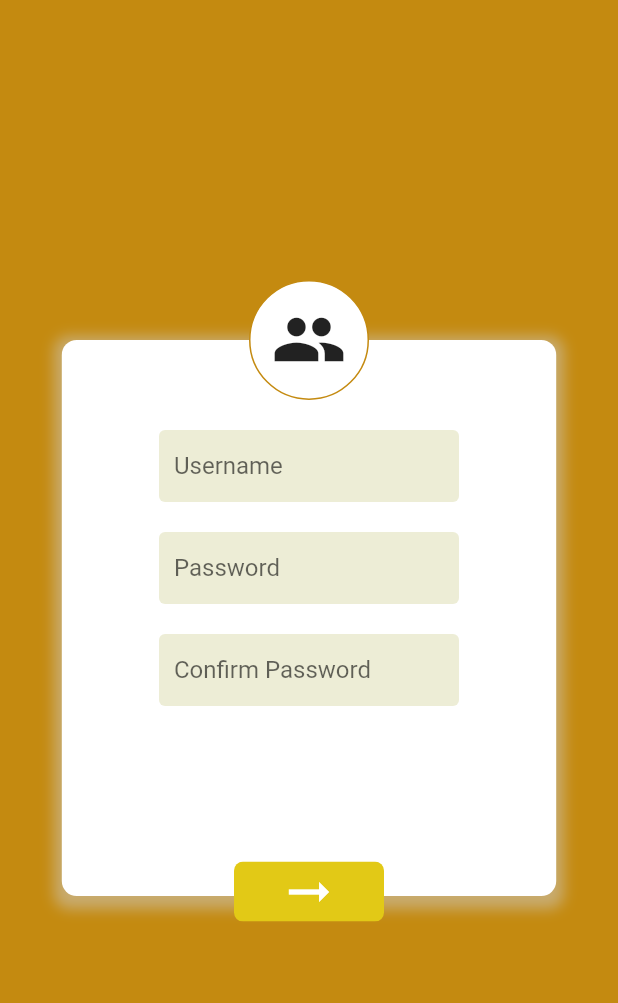
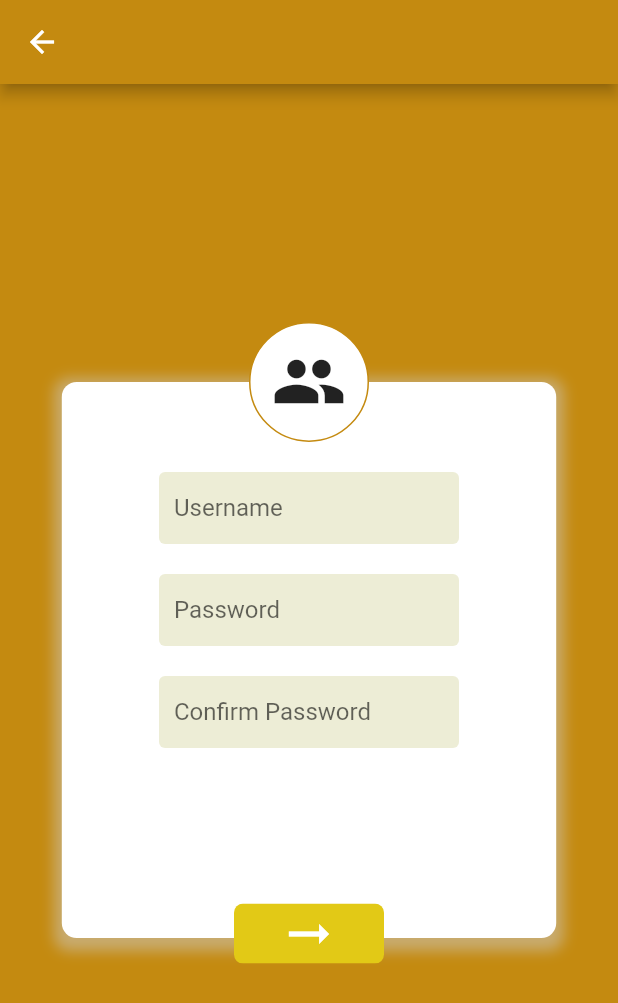
Before and after one commit to martin-monchal/trop_dart, a Flutter app: the screen it shows after launch, after a tap on "REGISTER", on a phone screen of 412 x 824 dp. Shown: the top 1003 px of the screen. Run offline on Flutter 3.47's test engine with Material 2 defaults, Android fonts, the phone set to English and light mode, and no system bars; drawn by our look-alikes of overlay_support; our stand-ins replace device_info, get_it, hive, hive_flutter, shared_preferences; accounts and stored records are empty; generated files the repository leaves out were written again.

```diff
--- a/lib/ui/app.dart
+++ b/lib/ui/app.dart
@@ -12,7 +12,6 @@ class App extends StatefulWidget {
 class AppState extends State<App> {
   static int currentTab = 0;
 
-  // list tabs here
   final List<TabItem> tabs = [
     TabItem(
       tabName: 'Home',
@@ -59,11 +58,10 @@ class AppState extends State<App> {
         return isFirstRouteInCurrentTab;
       },
       child: Scaffold(
-        body: SafeArea(
-            child: IndexedStack(
+        body: IndexedStack(
           index: currentTab,
           children: tabs.map((TabItem tab) => tab.page).toList(),
-        )),
+        ),
         bottomNavigationBar: BottomNavigation(
           onSelectTab: _selectTab,
           tabs: tabs,
--- a/lib/ui/main.dart
+++ b/lib/ui/main.dart
@@ -1,5 +1,6 @@
 import 'package:flutter/material.dart';
 import 'package:overlay_support/overlay_support.dart';
+import 'package:provider/provider.dart';
 import 'package:trop_dart/app/app_services.dart';
 import 'package:trop_dart/data/beer/beer_interface.dart';
 import 'package:trop_dart/data/beer/mobile/beer_mobile.dart';
@@ -9,6 +10,7 @@ import 'package:trop_dart/data/storage/hive/storage_hive.dart';
 import 'package:trop_dart/data/storage/storage.dart';
 import 'package:trop_dart/ui/resources/app_colors.dart';
 import 'package:trop_dart/ui/screens/routes.dart';
+import 'package:trop_dart/ui/screens/shared/model/profile_user.dart';
 
 void main() async {
   WidgetsFlutterBinding.ensureInitialized();
@@ -36,13 +38,16 @@ class _AppServices implements ApplicationServicesProvider {
 class MyApp extends StatelessWidget {
   @override
   Widget build(BuildContext context) {
-    return OverlaySupport(
-      child: MaterialApp(
-        theme: ThemeData(
-          primaryColor: AppColors.primary,
-          visualDensity: VisualDensity.adaptivePlatformDensity,
+    return Provider(
+      create: (_) => ProfileUser(),
+      child: OverlaySupport(
+        child: MaterialApp(
+          theme: ThemeData(
+            primaryColor: AppColors.primary,
+            visualDensity: VisualDensity.adaptivePlatformDensity,
+          ),
+          onGenerateRoute: AppRoutes.getRoutes,
         ),
-        onGenerateRoute: AppRoutes.getRoutes,
       ),
     );
   }
--- a/lib/ui/resources/app_colors.dart
+++ b/lib/ui/resources/app_colors.dart
@@ -9,6 +9,7 @@ class AppColors {
   static const Color _white = Color(0xFFFFFFFF);
   static const Color _grey = Color(0xFFCCCCCC);
   static const Color _lightGrey = Color(0xFFEDEDD6);
+  static const Color _darkGrey = Color(0xFF5B5C53);
   static const Color _yellow = Color(0xFFE2C916);
   static const Color _red = Color(0xFFD31717);
 
@@ -25,4 +26,8 @@ class AppColors {
   static Color get buttonColor => _yellow;
 
   static Color get errorColor => _red;
+
+  static Color get itemListBorder => _grey;
+
+  static Color get textColorGrey => _darkGrey;
 }
--- /dev/null
+++ b/lib/ui/resources/app_images.dart
@@ -0,0 +1,3 @@
+class AppImages {
+  static const String profilePicture = 'res/images/saitama.png';
+}
--- a/lib/ui/screens/auth/login/components/login_container.dart
+++ b/lib/ui/screens/auth/login/components/login_container.dart
@@ -1,11 +1,13 @@
 import 'package:flutter/cupertino.dart';
 import 'package:flutter/material.dart';
 import 'package:overlay_support/overlay_support.dart';
+import 'package:provider/provider.dart';
 import 'package:trop_dart/app/app_services.dart';
 import 'package:trop_dart/ui/resources/app_colors.dart';
 import 'package:trop_dart/ui/screens/routes.dart';
 import 'package:trop_dart/ui/screens/shared/components/login_confirm_button.dart';
 import 'package:trop_dart/ui/screens/shared/components/textfield.dart';
+import 'package:trop_dart/ui/screens/shared/model/profile_user.dart';
 
 class LoginContainer extends StatefulWidget {
   @override
@@ -25,6 +27,7 @@ class _LoginContainerState extends State<LoginContainer> {
 
   @override
   Widget build(BuildContext context) {
+    final user = Provider.of<ProfileUser>(context);
     return Container(
       height: MediaQuery.of(context).size.height * 0.45,
       width: MediaQuery.of(context).size.width * 0.80,
@@ -94,6 +97,8 @@ class _LoginContainerState extends State<LoginContainer> {
                   duration: Duration(milliseconds: 1500),
                 );
               } else {
+                user.setUserName(_userNameController.text);
+
                 Navigator.of(context).pushNamed(AppRoutes.routeApp);
               }
             },
--- a/lib/ui/screens/auth/register/components/register_body.dart
+++ b/lib/ui/screens/auth/register/components/register_body.dart
@@ -1,11 +1,13 @@
 import 'package:flutter/cupertino.dart';
 import 'package:flutter/material.dart';
 import 'package:overlay_support/overlay_support.dart';
+import 'package:provider/provider.dart';
 import 'package:trop_dart/app/app_services.dart';
 import 'package:trop_dart/ui/resources/app_colors.dart';
 import 'package:trop_dart/ui/screens/routes.dart';
 import 'package:trop_dart/ui/screens/shared/components/login_confirm_button.dart';
 import 'package:trop_dart/ui/screens/shared/components/textfield.dart';
+import 'package:trop_dart/ui/screens/shared/model/profile_user.dart';
 
 class RegisterBody extends StatefulWidget {
   @override
@@ -41,6 +43,8 @@ class _RegisterBodyState extends State<RegisterBody> {
         ),
       ],
     );
+
+    final user = Provider.of<ProfileUser>(context);
 
     return Center(
       child: Container(
@@ -102,6 +106,8 @@ class _RegisterBodyState extends State<RegisterBody> {
                   await ApplicationServices.sharedPreferences.register(
                       _userNameController.text, _passwordController.text);
 
+                  user.setUserName(_userNameController.text);
+
                   Navigator.of(context).pushNamed(AppRoutes.routeApp);
                 }
               },
--- a/lib/ui/screens/auth/register/register_screen.dart
+++ b/lib/ui/screens/auth/register/register_screen.dart
@@ -1,11 +1,13 @@
 import 'package:flutter/cupertino.dart';
 import 'package:flutter/material.dart';
+import 'package:trop_dart/ui/resources/app_colors.dart';
 import 'package:trop_dart/ui/screens/auth/register/components/register_body.dart';
 
 class RegisterScreen extends StatelessWidget {
   @override
   Widget build(BuildContext context) {
     return Scaffold(
+      appBar: AppBar(leading: BackButton(color: AppColors.white)),
       backgroundColor: Theme.of(context).primaryColor,
       body: RegisterBody(),
     );
--- /dev/null
+++ b/lib/ui/screens/shared/components/back_button.dart
@@ -0,0 +1,21 @@
+import 'package:flutter/material.dart';
+
+class BackButton extends StatelessWidget {
+  final Color color;
+  final VoidCallback onPressed;
+
+  const BackButton({this.color, this.onPressed});
+
+  @override
+  Widget build(BuildContext context) {
+    return IconButton(
+      iconSize: 13.0,
+      icon: Icon(
+        Icons.arrow_back,
+        color: color ?? Theme.of(context).primaryColor,
+        size: 13.0,
+      ),
+      onPressed: onPressed ?? () => Navigator.maybePop(context),
+    );
+  }
+}
--- /dev/null
+++ b/lib/ui/screens/shared/model/profile_user.dart
@@ -0,0 +1,9 @@
+class ProfileUser {
+  String userName;
+  String name;
+  ProfileUser({this.userName, this.name});
+
+  void setName(String _name) => name = _name;
+
+  void setUserName(String _userName) => userName = _userName;
+}
--- a/pubspec.yaml
+++ b/pubspec.yaml
@@ -19,6 +19,7 @@ dependencies:
 
   # Architecture
   get_it: ^5.0.3
+  provider: ^4.3.2+3
 
   # Storage
   shared_preferences: ^0.5.12+4
@@ -37,3 +38,6 @@ dev_dependencies:
 
 flutter:
   uses-material-design: true
+
+  assets:
+    - res/images/
```
Also changed, not shown: lib/ui/screens/profile/components/bottom_profile_button.dart (added, +47 -0 lines), lib/ui/screens/profile/components/profile_body.dart (added, +76 -0 lines), lib/ui/screens/profile/profile_screen.dart (+68 -1 lines), lib/ui/screens/shared/model/navigation/bottom_navigation_bar.dart (+8 -2 lines), pubspec.lock, res/images/saitama.png (added).
